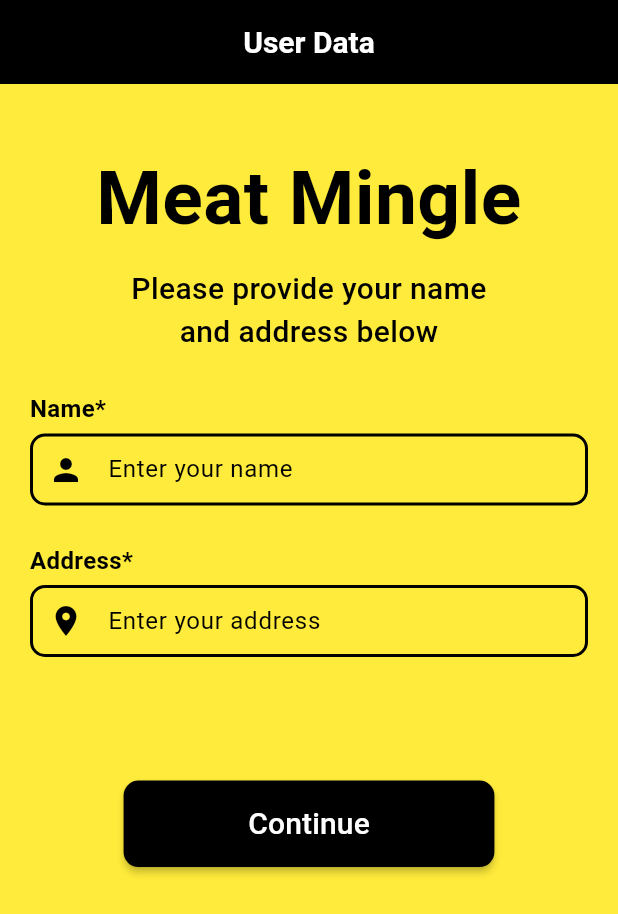
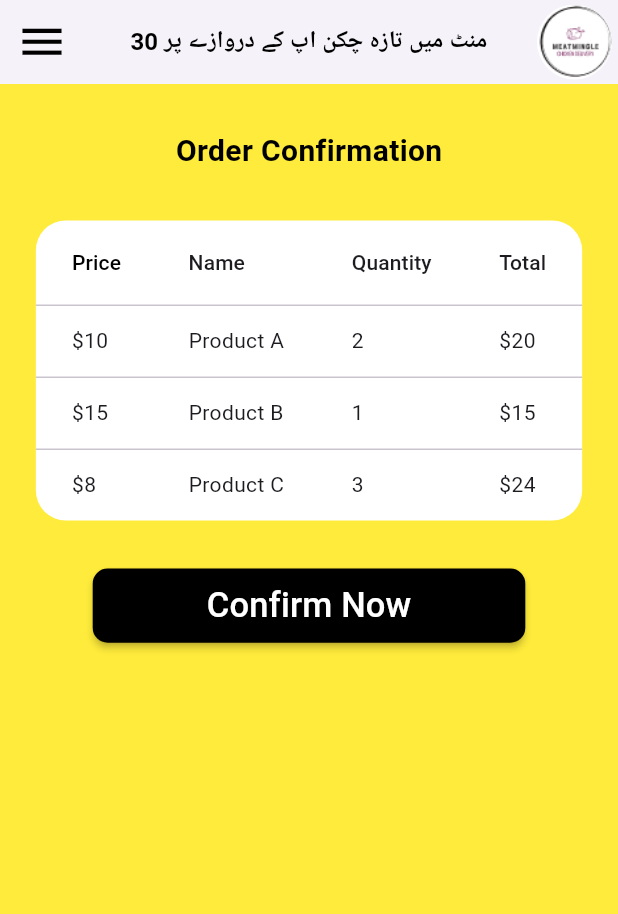
Before and after one commit to RidaSyed244/meat_mingle, a Flutter app: the screen it shows after launch, on a phone screen of 412 x 824 dp. Shown: the top 914 px of the screen. Run offline on Flutter 3.47's test engine with Material 3 defaults, Android fonts, the phone set to English and light mode, and no system bars; our stand-ins replace firebase_core; accounts and stored records are empty.

Commit message:
User App UI Completed

```diff
--- a/lib/main.dart
+++ b/lib/main.dart
@@ -1,9 +1,13 @@
+import 'package:firebase_core/firebase_core.dart';
 import 'package:flutter/material.dart';
-import 'package:meat_mingle/screens/phone%20authentication/view/phone_auth.dart';
-import 'package:meat_mingle/screens/user%20data/view/user_data_screen.dart';
+import 'package:meat_mingle/screens/dashboard/view/dashboard.dart';
+import 'package:meat_mingle/screens/order%20confirmation/view/confirm_order.dart';
+import 'package:meat_mingle/screens/update%20location/view/update_location.dart';
 
 Future<void> main() async {
   await WidgetsFlutterBinding.ensureInitialized();
+  await Firebase.initializeApp();
+
   runApp(MyApp());
 }
 
@@ -14,7 +18,7 @@ class MyApp extends StatelessWidget {
   Widget build(BuildContext context) {
     return MaterialApp(
       debugShowCheckedModeBanner: false,
-      home: UserData(),
+      home: ConfirmOrders(),
     );
   }
 }
--- /dev/null
+++ b/lib/screens/order confirmation/model/order_confimation_model.dart
@@ -0,0 +1,8 @@
+class OrderItem {
+  final String itemPrice;
+  final String productName;
+  final String quantity;
+  final String totalPrice;
+
+  OrderItem(this.itemPrice, this.productName, this.quantity, this.totalPrice);
+}
--- /dev/null
+++ b/lib/screens/order confirmation/view model/order_confirmation_view_model.dart
@@ -0,0 +1,7 @@
+import 'package:meat_mingle/screens/order%20confirmation/model/order_confimation_model.dart';
+
+final List<OrderItem> orders = [
+  OrderItem("\$10", "Product A", "2", "\$20"),
+  OrderItem("\$15", "Product B", "1", "\$15"),
+  OrderItem("\$8", "Product C", "3", "\$24"),
+];
--- /dev/null
+++ b/lib/screens/order confirmation/view/confirm_order.dart
@@ -0,0 +1,112 @@
+import 'package:flutter/material.dart';
+import 'package:meat_mingle/color%20pallete/colors.dart';
+import 'package:meat_mingle/custom%20data/custom%20buttons/custom_buttons.dart';
+import 'package:meat_mingle/screens/order%20confirmation/view%20model/order_confirmation_view_model.dart';
+
+class ConfirmOrders extends StatefulWidget {
+  const ConfirmOrders({super.key});
+
+  @override
+  State<ConfirmOrders> createState() => _ConfirmOrdersState();
+}
+
+class _ConfirmOrdersState extends State<ConfirmOrders> {
+  @override
+  Widget build(BuildContext context) {
+    var hight = MediaQuery.of(context).size.height;
+    var width = MediaQuery.of(context).size.width;
+
+    return Scaffold(
+      backgroundColor: ColorPalette.appBGcolor,
+      drawer: Drawer(),
+      appBar: AppBar(
+        iconTheme: IconThemeData(color: Colors.black, size: 35),
+        backgroundColor: ColorPalette.appbarColor,
+        centerTitle: true,
+        elevation: 2,
+        actions: [
+          Padding(
+            padding: const EdgeInsets.only(right: 4),
+            child: ClipRRect(
+              borderRadius: BorderRadius.circular(70),
+              child: Image.asset(
+                "assets/images/meat_logo.png",
+                height: 50,
+                width: 50,
+                fit: BoxFit.cover,
+              ),
+            ),
+          ),
+        ],
+        title: Text("30 منٹ میں تازہ چکن اپ کے دروازے پر",
+            style: TextStyle(
+                fontSize: 16,
+                fontWeight: FontWeight.bold,
+                color: Colors.black)),
+      ),
+      body: SingleChildScrollView(
+        scrollDirection: Axis.vertical,
+        child: Column(
+          children: [
+            SizedBox(
+              height: 30,
+            ),
+            Align(
+              alignment: Alignment.center,
+              child: Text("Order Confirmation",
+                  style: TextStyle(
+                      fontSize: 20,
+                      fontWeight: FontWeight.bold,
+                      color: Colors.black)),
+            ),
+            SizedBox(
+              height: 20,
+            ),
+            Padding(
+              padding: EdgeInsets.all(12.0),
+              child: Container(
+                decoration: BoxDecoration(
+                  color: Colors.white,
+                  borderRadius: BorderRadius.circular(20),
+                ),
+                child: SingleChildScrollView(
+                  child: DataTable(
+                    columnSpacing: 45,
+                    columns: [
+                      DataColumn(
+                          label: Text('Price',
+                              style: TextStyle(color: Colors.black))),
+                      DataColumn(label: Text('Name')),
+                      DataColumn(label: Text('Quantity')),
+                      DataColumn(label: Text('Total')),
+                    ],
+                    rows: orders.map((order) {
+                      return DataRow(cells: [
+                        DataCell(Text(order.itemPrice)),
+                        DataCell(Text(order.productName)),
+                        DataCell(Text(order.quantity)),
+                        DataCell(Text(order.totalPrice)),
+                      ]);
+                    }).toList(),
+                  ),
+                ),
+              ),
+            ),
+            SizedBox(
+              height: 20,
+            ),
+            CustomButtons(
+              text: "Confirm Now",
+              height: hight * 0.06,
+              width: width * 0.7,
+              textcolor: Colors.white,
+              onPressed: () {},
+              color: Colors.black,
+              fontSize: 23,
+            )
+          ],
+        ),
+      ),
+    );
+  }
+}
--- /dev/null
+++ b/lib/screens/update location/controller/controller.dart
@@ -0,0 +1,4 @@
+import 'package:flutter/material.dart';
+
+final TextEditingController userUpdatedLocationController =
+    TextEditingController();
--- a/pubspec.yaml
+++ b/pubspec.yaml
@@ -35,6 +35,9 @@ dependencies:
   # The following adds the Cupertino Icons font to your application.
   # Use with the CupertinoIcons class for iOS style icons.
   cupertino_icons: ^1.0.2
+  firebase_auth: ^4.9.0
+  firebase_core: ^2.15.0
+  cloud_firestore: ^4.4.5
 
 dev_dependencies:
   flutter_test:
```
Also changed, not shown: lib/custom data/custom containers/custom_containers.dart (added, +125 -0 lines), lib/screens/dashboard/view/dashboard.dart (+26 -0 lines), lib/screens/dashboard/widgets/widgets.dart (added, +135 -0 lines), lib/screens/update location/view/get_map_location.dart (added, +15 -0 lines), lib/screens/update location/view/update_location.dart (added, +198 -0 lines), lib/screens/update location/widgets/widgets.dart (added, +44 -0 lines), assets/images/chick.png (added), lib/screens/dashboard/componenets/componenets.dart (added), lib/screens/dashboard/model/dashboard_model.dart (added), pubspec.lock, 7 other files.
